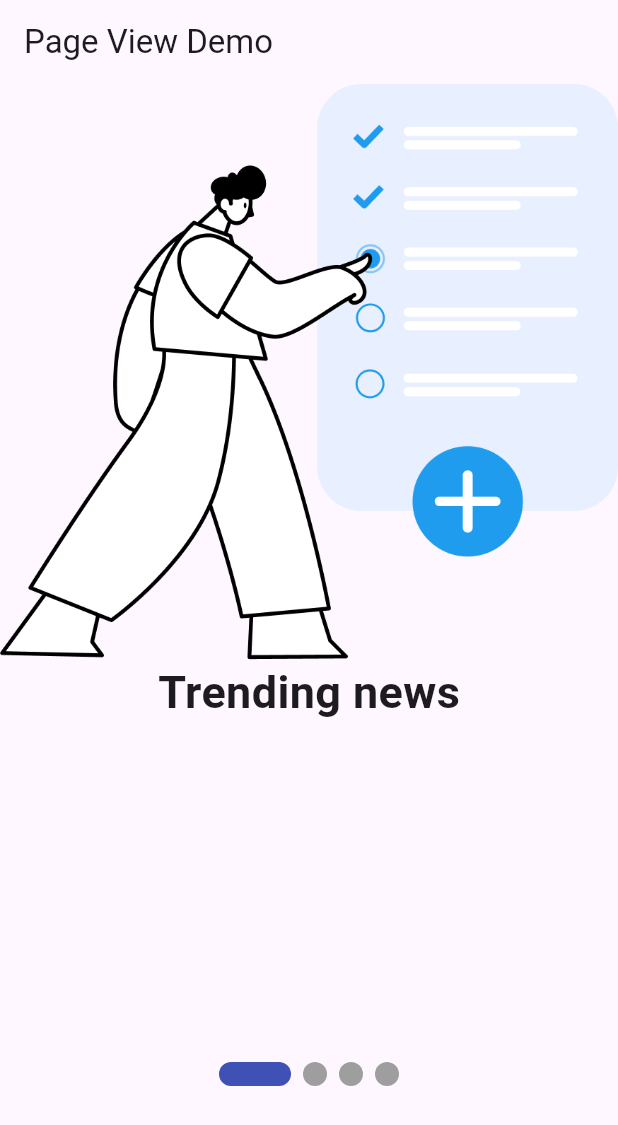
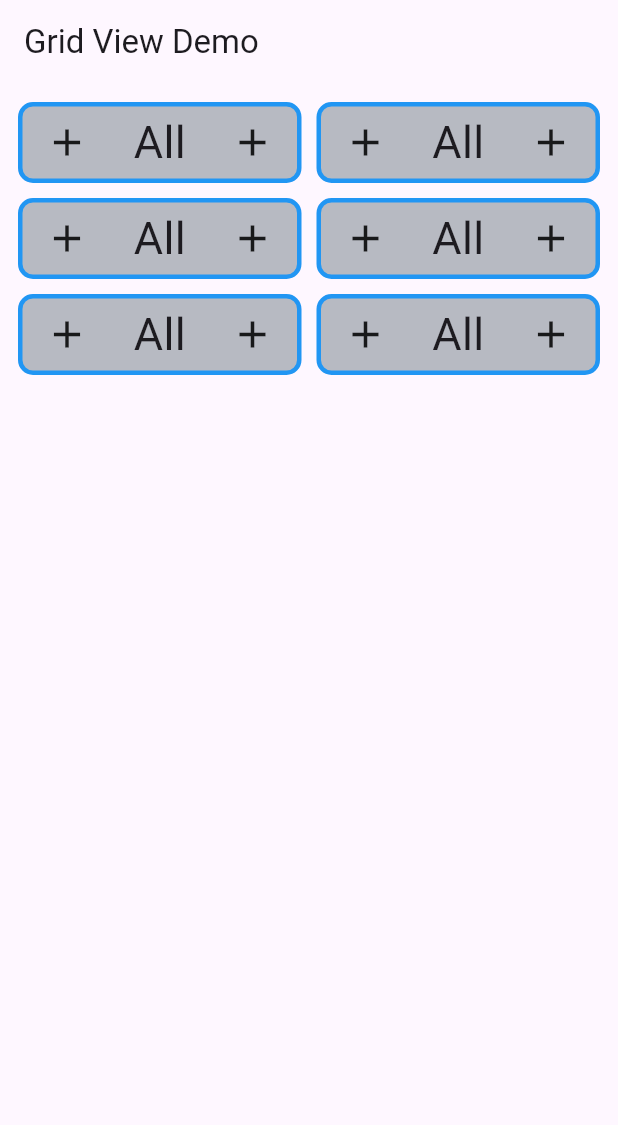
Before and after one commit to MuhammadAliKust/Flutter-B21, a Flutter app: the screen it shows after launch, on a phone screen of 412 x 824 dp. Shown: the top 1125 px of the screen. Run offline on Flutter 3.47's test engine with Material 3 defaults, Android fonts, the phone set to English and light mode, and no system bars; drawn by our look-alikes of smooth_page_indicator; our stand-ins replace string_validator.

Commit message:
GridView Builder Done

```diff
--- /dev/null
+++ b/lib/grid_view.dart
@@ -0,0 +1,47 @@
+import 'package:flutter/material.dart';
+
+class GridViewDemo extends StatelessWidget {
+  const GridViewDemo({super.key});
+
+  @override
+  Widget build(BuildContext context) {
+    return Scaffold(
+      appBar: AppBar(title: Text("Grid View Demo")),
+
+      body: Padding(
+        padding: const EdgeInsets.all(12.0),
+        child: GridView.builder(
+          itemCount: 6,
+          gridDelegate: SliverGridDelegateWithFixedCrossAxisCount(
+            crossAxisCount: 2,
+            crossAxisSpacing: 10,
+            mainAxisSpacing: 10,
+            childAspectRatio: 3.5,
+          ),
+          itemBuilder: (context, i) {
+            return InkWell(
+              onTap: () {},
+              child: Container(
+                height: 100,
+                width: 1000,
+                decoration: BoxDecoration(
+                  color: Color(0xffb7bac2),
+                  borderRadius: BorderRadius.circular(10),
+                  border: Border.all(color: Colors.blue, width: 3),
+                ),
+                child: Row(
+                  mainAxisAlignment: MainAxisAlignment.spaceAround,
+                  children: [
+                    Icon(Icons.add, size: 30),
+                    Text("All", style: TextStyle(fontSize: 30)),
+                    Icon(Icons.add, size: 30),
+                  ],
+                ),
+              ),
+            );
+          },
+        ),
+      ),
+    );
+  }
+}
--- a/lib/main.dart
+++ b/lib/main.dart
@@ -6,6 +6,7 @@
 
 import 'asset_image.dart';
 import 'dynamic_list_view.dart';
+import 'grid_view.dart';
 import 'list_view_demo.dart';
 import 'network_image.dart';
 
@@ -19,7 +20,7 @@
   @override
   Widget build(BuildContext context) {
     return MaterialApp(
-      home: PageViewDemo(),
+      home: GridViewDemo(),
       // home: Scaffold(
       //   backgroundColor: Colors.yellow,
       //   appBar: AppBar(
```
